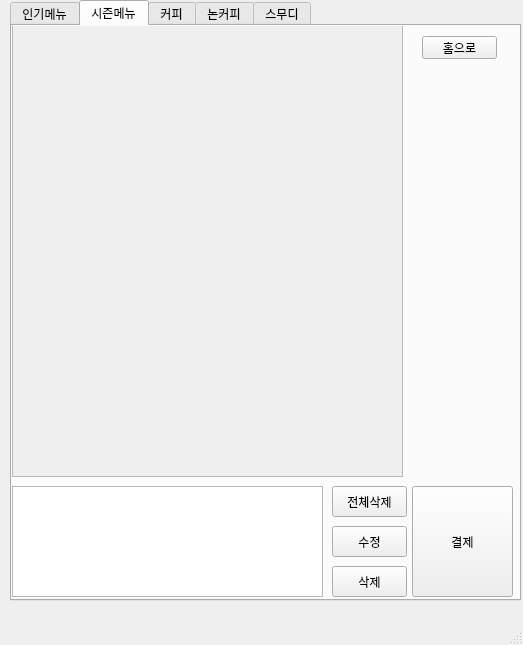
Above: ui/menu.ui from BSEom/miniP_kiosk before the change. Below: the same form after it.
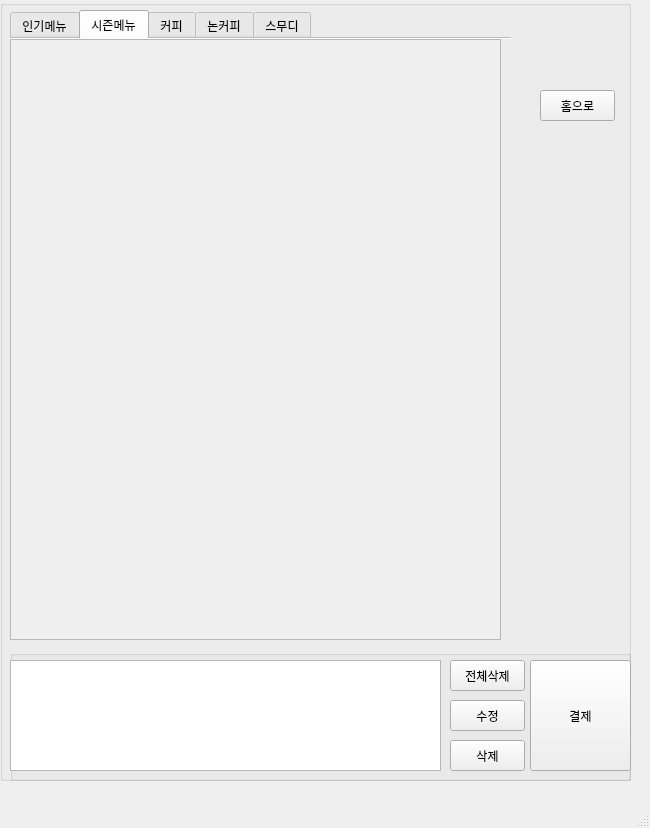
That is the form after the change. The open tabs and pages were chosen to show the change.

Patch:
```diff
--- a/ui/menu.ui
+++ b/ui/menu.ui
@@ -6,8 +6,8 @@
    <rect>
     <x>0</x>
     <y>0</y>
-    <width>523</width>
-    <height>645</height>
+    <width>650</width>
+    <height>828</height>
    </rect>
   </property>
   <property name="windowTitle">
@@ -20,21 +20,71 @@
      <height>16777215</height>
     </size>
    </property>
+   <widget class="QGroupBox" name="groupBox">
+    <property name="geometry">
+     <rect>
+      <x>0</x>
+      <y>0</y>
+      <width>631</width>
+      <height>781</height>
+     </rect>
+    </property>
+    <property name="font">
+     <font>
+      <family>함초롬바탕</family>
+     </font>
+    </property>
+    <property name="contextMenuPolicy">
+     <enum>Qt::DefaultContextMenu</enum>
+    </property>
+    <property name="autoFillBackground">
+     <bool>false</bool>
+    </property>
+    <property name="title">
+     <string/>
+    </property>
+    <property name="alignment">
+     <set>Qt::AlignLeading|Qt::AlignLeft|Qt::AlignVCenter</set>
+    </property>
+    <property name="flat">
+     <bool>true</bool>
+    </property>
+    <property name="checkable">
+     <bool>false</bool>
+    </property>
    <widget class="QWidget" name="verticalLayoutWidget">
     <property name="geometry">
      <rect>
       <x>10</x>
-      <y>0</y>
-      <width>511</width>
-      <height>601</height>
+       <y>10</y>
+       <width>501</width>
+       <height>631</height>
      </rect>
     </property>
     <layout class="QVBoxLayout" name="verticalLayout">
      <item>
       <widget class="QTabWidget" name="tabWidget">
+        <property name="autoFillBackground">
+         <bool>false</bool>
+        </property>
        <property name="currentIndex">
         <number>0</number>
        </property>
+        <property name="usesScrollButtons">
+         <bool>true</bool>
+        </property>
+        <property name="documentMode">
+         <bool>true</bool>
+        </property>
+        <property name="tabsClosable">
+         <bool>false</bool>
+        </property>
+        <property name="movable">
+         <bool>false</bool>
+        </property>
+        <property name="tabBarAutoHide">
+         <bool>false</bool>
+        </property>
        <widget class="QWidget" name="tab">
         <attribute name="title">
          <string>인기메뉴</string>
@@ -73,162 +123,22 @@
           </widget>
          </widget>
         </widget>
-        <widget class="QWidget" name="gridLayoutWidget_2">
-         <property name="geometry">
-          <rect>
-           <x>0</x>
-           <y>460</y>
-           <width>311</width>
-           <height>111</height>
-          </rect>
-         </property>
-         <layout class="QGridLayout" name="gridLayout_2">
-          <item row="0" column="0">
-           <layout class="QHBoxLayout" name="horizontalLayout">
-            <item>
-             <widget class="QTableWidget" name="cart_tbl">
-              <property name="maximumSize">
-               <size>
-                <width>16777215</width>
-                <height>320</height>
-               </size>
-              </property>
-             </widget>
-            </item>
-           </layout>
-          </item>
-         </layout>
-        </widget>
-        <widget class="QPushButton" name="pay_btn">
-         <property name="geometry">
-          <rect>
-           <x>400</x>
-           <y>460</y>
-           <width>101</width>
-           <height>111</height>
-          </rect>
-         </property>
-         <property name="text">
-          <string>결제</string>
-         </property>
-        </widget>
-        <widget class="QPushButton" name="home_btn">
-         <property name="geometry">
-          <rect>
-           <x>410</x>
-           <y>10</y>
-           <width>75</width>
-           <height>23</height>
-          </rect>
-         </property>
-         <property name="text">
-          <string>홈으로</string>
-         </property>
-        </widget>
-        <widget class="QPushButton" name="allDel_btn">
-         <property name="geometry">
-          <rect>
-           <x>320</x>
-           <y>460</y>
-           <width>75</width>
-           <height>31</height>
-          </rect>
-         </property>
-         <property name="text">
-          <string>전체삭제</string>
-         </property>
-        </widget>
-        <widget class="QPushButton" name="edit_btn">
-         <property name="geometry">
-          <rect>
-           <x>320</x>
-           <y>500</y>
-           <width>75</width>
-           <height>31</height>
-          </rect>
-         </property>
-         <property name="text">
-          <string>수정</string>
-         </property>
-        </widget>
-        <widget class="QPushButton" name="del_btn">
-         <property name="geometry">
-          <rect>
-           <x>320</x>
-           <y>540</y>
-           <width>75</width>
-           <height>31</height>
-          </rect>
-         </property>
-         <property name="text">
-          <string>삭제</string>
-         </property>
-        </widget>
        </widget>
        <widget class="QWidget" name="tab_2">
         <attribute name="title">
          <string>시즌메뉴</string>
         </attribute>
-        <widget class="QPushButton" name="allDel_btn_2">
+         <widget class="QScrollArea" name="scrollArea_8">
          <property name="geometry">
           <rect>
-           <x>320</x>
-           <y>460</y>
-           <width>75</width>
-           <height>31</height>
-          </rect>
-         </property>
-         <property name="text">
-          <string>전체삭제</string>
-         </property>
-        </widget>
-        <widget class="QPushButton" name="edit_btn_2">
-         <property name="geometry">
-          <rect>
-           <x>320</x>
-           <y>500</y>
-           <width>75</width>
-           <height>31</height>
-          </rect>
-         </property>
-         <property name="text">
-          <string>수정</string>
-         </property>
-        </widget>
-        <widget class="QWidget" name="gridLayoutWidget_3">
-         <property name="geometry">
-          <rect>
            <x>0</x>
-           <y>460</y>
-           <width>311</width>
-           <height>111</height>
-          </rect>
-         </property>
-         <layout class="QGridLayout" name="gridLayout_3">
-          <item row="0" column="0">
-           <layout class="QHBoxLayout" name="horizontalLayout_2">
-            <item>
-             <widget class="QTableWidget" name="cart_tbl_2">
-              <property name="maximumSize">
-               <size>
-                <width>16777215</width>
-                <height>320</height>
-               </size>
-              </property>
-             </widget>
-            </item>
-           </layout>
-          </item>
-         </layout>
-        </widget>
-        <widget class="QScrollArea" name="scrollArea_2">
-         <property name="geometry">
-          <rect>
-           <x>0</x>
-           <y>-10</y>
-           <width>391</width>
-           <height>461</height>
-          </rect>
+            <y>0</y>
+            <width>491</width>
+            <height>601</height>
+           </rect>
+          </property>
+          <property name="autoFillBackground">
+           <bool>false</bool>
          </property>
          <property name="widgetResizable">
           <bool>true</bool>
@@ -238,62 +148,23 @@
            <rect>
             <x>0</x>
             <y>0</y>
-            <width>389</width>
-            <height>459</height>
-           </rect>
-          </property>
-          <widget class="QWidget" name="gridLayoutWidget_9">
+             <width>489</width>
+             <height>599</height>
+            </rect>
+           </property>
+           <widget class="QWidget" name="gridLayoutWidget_15">
            <property name="geometry">
             <rect>
              <x>0</x>
-             <y>10</y>
-             <width>381</width>
-             <height>441</height>
+              <y>0</y>
+              <width>491</width>
+              <height>601</height>
             </rect>
            </property>
            <layout class="QGridLayout" name="gridLayout_9"/>
           </widget>
          </widget>
         </widget>
-        <widget class="QPushButton" name="home_btn_2">
-         <property name="geometry">
-          <rect>
-           <x>410</x>
-           <y>10</y>
-           <width>75</width>
-           <height>23</height>
-          </rect>
-         </property>
-         <property name="text">
-          <string>홈으로</string>
-         </property>
-        </widget>
-        <widget class="QPushButton" name="del_btn_2">
-         <property name="geometry">
-          <rect>
-           <x>320</x>
-           <y>540</y>
-           <width>75</width>
-           <height>31</height>
-          </rect>
-         </property>
-         <property name="text">
-          <string>삭제</string>
-         </property>
-        </widget>
-        <widget class="QPushButton" name="pay_btn_2">
-         <property name="geometry">
-          <rect>
-           <x>400</x>
-           <y>460</y>
-           <width>101</width>
-           <height>111</height>
-          </rect>
-         </property>
-         <property name="text">
-          <string>결제</string>
-         </property>
-        </widget>
        </widget>
        <widget class="QWidget" name="tab_3">
         <attribute name="title">
@@ -645,37 +516,86 @@
           </widget>
          </widget>
         </widget>
-        <widget class="QPushButton" name="home_btn_5">
+        </widget>
+       </widget>
+      </item>
+     </layout>
+    </widget>
+    <widget class="QGroupBox" name="groupBox_2">
          <property name="geometry">
           <rect>
-           <x>410</x>
+       <x>10</x>
+       <y>650</y>
+       <width>621</width>
+       <height>131</height>
+      </rect>
+     </property>
+     <property name="autoFillBackground">
+      <bool>false</bool>
+     </property>
+     <property name="title">
+      <string/>
+     </property>
+     <property name="flat">
+      <bool>true</bool>
+     </property>
+     <widget class="QPushButton" name="allDel_btn">
+      <property name="geometry">
+       <rect>
+        <x>440</x>
            <y>10</y>
            <width>75</width>
-           <height>23</height>
+        <height>31</height>
           </rect>
          </property>
          <property name="text">
-          <string>홈으로</string>
-         </property>
-        </widget>
-        <widget class="QPushButton" name="del_btn_5">
+       <string>전체삭제</string>
+      </property>
+     </widget>
+     <widget class="QWidget" name="gridLayoutWidget_2">
          <property name="geometry">
           <rect>
-           <x>320</x>
-           <y>540</y>
+        <x>0</x>
+        <y>10</y>
+        <width>431</width>
+        <height>111</height>
+       </rect>
+      </property>
+      <layout class="QGridLayout" name="gridLayout_2">
+       <item row="0" column="0">
+        <layout class="QHBoxLayout" name="horizontalLayout">
+         <item>
+          <widget class="QTableWidget" name="cart_tbl">
+           <property name="maximumSize">
+            <size>
+             <width>16777215</width>
+             <height>320</height>
+            </size>
+           </property>
+          </widget>
+         </item>
+        </layout>
+       </item>
+      </layout>
+     </widget>
+     <widget class="QPushButton" name="edit_btn">
+      <property name="geometry">
+       <rect>
+        <x>440</x>
+        <y>50</y>
            <width>75</width>
            <height>31</height>
           </rect>
          </property>
          <property name="text">
-          <string>삭제</string>
-         </property>
-        </widget>
-        <widget class="QPushButton" name="pay_btn_5">
+       <string>수정</string>
+      </property>
+     </widget>
+     <widget class="QPushButton" name="pay_btn">
          <property name="geometry">
           <rect>
-           <x>400</x>
-           <y>460</y>
+        <x>520</x>
+        <y>10</y>
            <width>101</width>
            <height>111</height>
           </rect>
@@ -684,10 +604,36 @@
           <string>결제</string>
          </property>
         </widget>
-       </widget>
-      </widget>
-     </item>
-    </layout>
+     <widget class="QPushButton" name="del_btn">
+      <property name="geometry">
+       <rect>
+        <x>440</x>
+        <y>90</y>
+        <width>75</width>
+        <height>31</height>
+       </rect>
+      </property>
+      <property name="text">
+       <string>삭제</string>
+      </property>
+     </widget>
+    </widget>
+    <widget class="QPushButton" name="home_btn">
+     <property name="geometry">
+      <rect>
+       <x>540</x>
+       <y>90</y>
+       <width>75</width>
+       <height>31</height>
+      </rect>
+     </property>
+     <property name="text">
+      <string>홈으로</string>
+     </property>
+    </widget>
+    <zorder>groupBox_2</zorder>
+    <zorder>verticalLayoutWidget</zorder>
+    <zorder>home_btn</zorder>
    </widget>
   </widget>
   <widget class="QMenuBar" name="menubar">
```
Left out of the diff: 354 changed lines with no effect on the pictures. Lines whose indentation alone changed are shown as unchanged.
